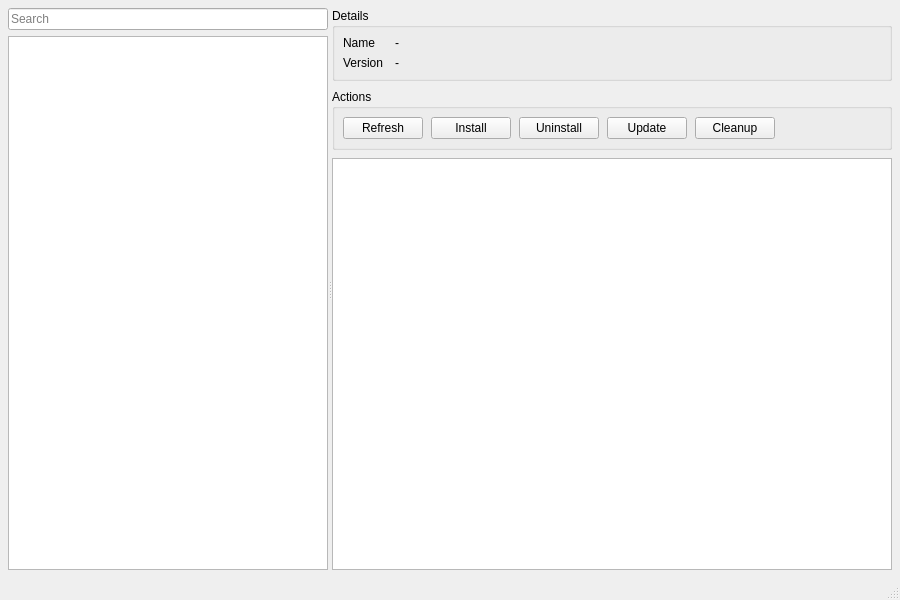
mori5600/scoop-gui, file app/ui/MainWindow.ui: the form before one commit.
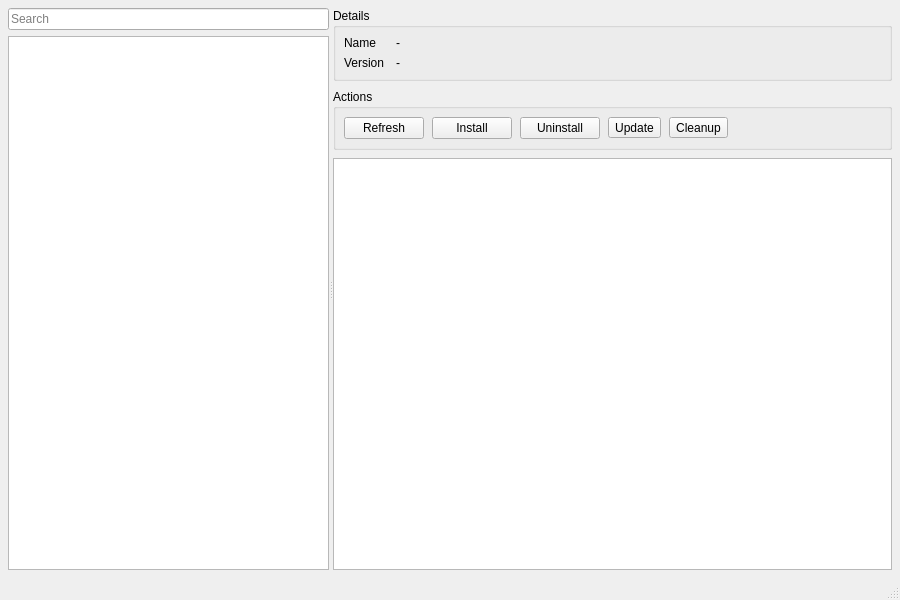
The form after the commit.

Commit message: feat: polish UI actions/logging and add Nuitka build task

Patch:
```diff
--- a/app/ui/MainWindow.ui
+++ b/app/ui/MainWindow.ui
@@ -259,14 +259,14 @@
                         </widget>
                       </item>
                       <item>
-                        <widget class="QPushButton" name="pushButtonUpdate">
+                        <widget class="QToolButton" name="pushButtonUpdate">
                           <property name="text">
                             <string>Update</string>
                           </property>
                         </widget>
                       </item>
                       <item>
-                        <widget class="QPushButton" name="pushButtonCleanup">
+                        <widget class="QToolButton" name="pushButtonCleanup">
                           <property name="text">
                             <string>Cleanup</string>
                           </property>
```
Left out of the diff: 2 changed lines with no effect on the pictures. The commit also changes 7 other files.
